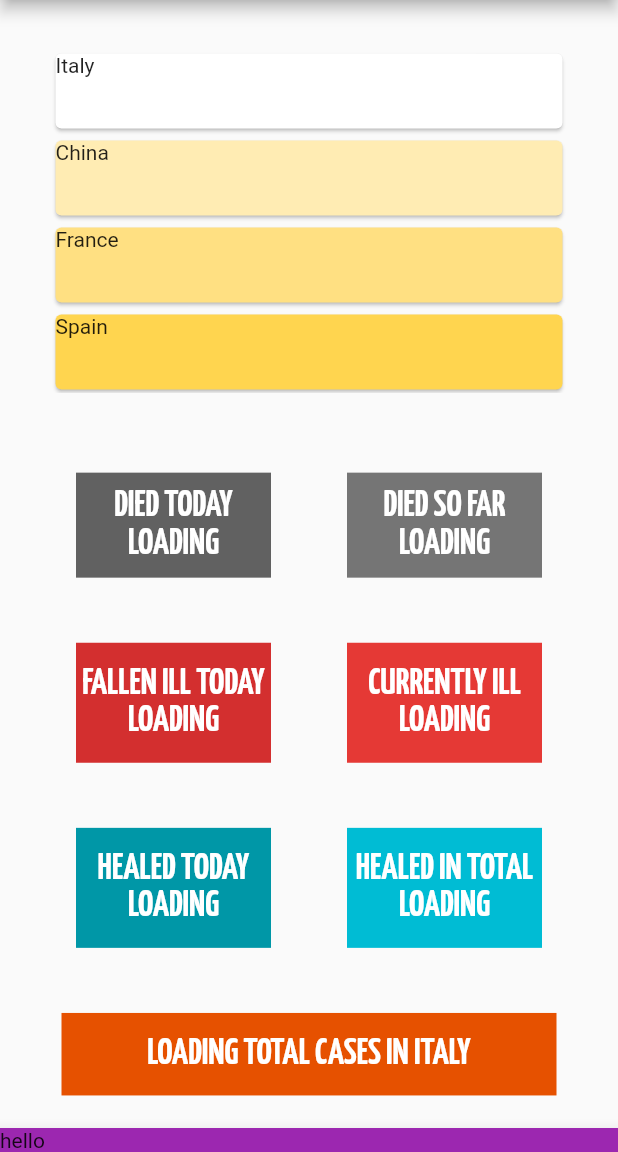
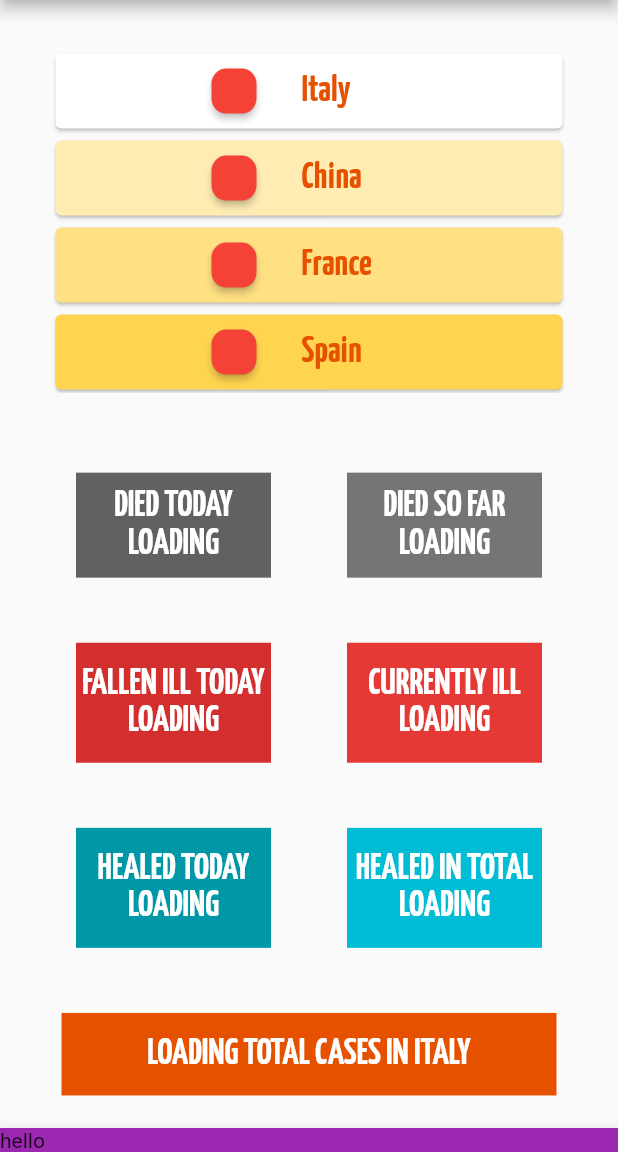
Before and after one commit to Marcellofabbri/Covid-19-App, a Flutter app: the screen it shows after launch, on a phone screen of 412 x 824 dp, the part 84-1236 px from its top. Run offline on Flutter 3.47's test engine with Material 2 defaults, Android fonts, the phone set to English and light mode, and no system bars; our stand-ins replace jiffy; network calls fail.

```diff
--- a/lib/main.dart
+++ b/lib/main.dart
@@ -32,8 +32,8 @@ class _HomeState extends State<Home> {
   String illToday = 'LOADING';
   String tally = 'LOADING';
 
-  void setCountry() async {
-    Country countryObject = Country(nation: 'Italy');
+  void setCountry( {index = 0}) async {
+    Country countryObject = countryList[0];
     await countryObject.getDataLatestStatByCountry();
     setState(() {
       diedSoFar = countryObject.diedSoFar;
@@ -91,9 +91,37 @@ class _HomeState extends State<Home> {
                                   children: new List.generate(countryList.length, (int index) {
                                     return new Card(
                                       color: Colors.amber[index * 100],
-                                      child: new Container(
-                                        height: 50.0,
-                                        child: new Text('${countryList[index].nation}'),
+                                      child: Row(
+                                        mainAxisAlignment: MainAxisAlignment.center,
+                                        children: <Widget>[
+                                          Container(
+                                            alignment: AlignmentDirectional.centerEnd,
+                                            width: 30.0,
+                                            height: 30.0,
+                                            child: new RaisedButton(
+                                              onPressed: () {
+
+                                              },
+                                              color: Colors.red,
+                                              shape: RoundedRectangleBorder(
+                                                borderRadius: BorderRadius.circular(10.0),
+                                              )
+                                            ),
+                                          ),
+                                          new Container(
+                                            padding: EdgeInsets.fromLTRB(30.0, 0.0, 0.0, 0.0),
+                                            width: 100.0,
+                                          alignment: AlignmentDirectional.centerStart,
+                                          height: 50.0,
+                                          child: new Text('${countryList[index].nation}',
+                                              style: TextStyle(
+                                                fontFamily: 'YK',
+                                                color: Colors.orange[900],
+                                                fontWeight: FontWeight.bold,
+                                                fontSize: 25.0,
+                                              )),
+                                        ),
+                                        ]
                                       ),
                                     );
                                   }),
```
